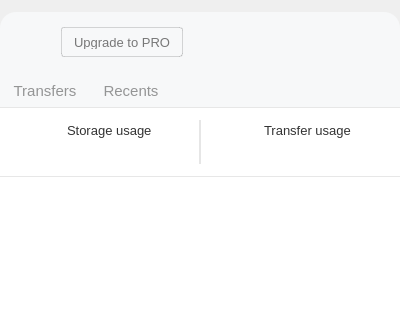
Before: the Qt Designer form src/MEGASync/gui/macx/InfoDialog.ui in meganz/MEGAsync, drawn with Qt 5; both pictures show x 0 to 400 and y 0 to 320 of the 400 by 564 pixel window.
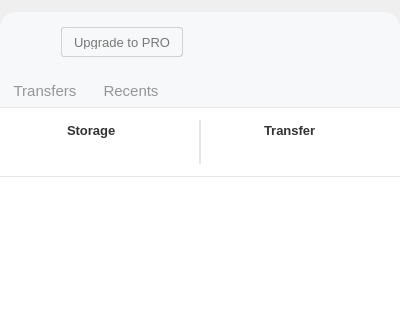
After: the same form once the commit is applied. Icons and pictures are not drawn. Custom widgets are drawn as their Qt base class.

Commit message: Show last quota used by FREE user at dashboard

Patch:
```diff
--- a/src/MEGASync/gui/macx/InfoDialog.ui
+++ b/src/MEGASync/gui/macx/InfoDialog.ui
@@ -1078,8 +1078,16 @@
                         </property>
                         <item>
                          <widget class="QLabel" name="lTotalUsedStorage">
+                          <property name="styleSheet">
+                           <string notr="true">#lTotalUsedStorage
+{
+font-weight: bold;
+font-size: 13px;
+}
+</string>
+                          </property>
                           <property name="text">
-                           <string>Storage usage</string>
+                           <string>Storage</string>
                           </property>
                          </widget>
                         </item>
@@ -1195,8 +1203,16 @@
                         </property>
                         <item>
                          <widget class="QLabel" name="lTotalUsedQuota">
+                          <property name="styleSheet">
+                           <string notr="true">#lTotalUsedQuota
+{
+font-weight: bold;
+font-size: 13px;
+}
+</string>
+                          </property>
                           <property name="text">
-                           <string>Transfer usage</string>
+                           <string>Transfer</string>
                           </property>
                          </widget>
                         </item>
```
Left out of the diff: 12 changed lines with no effect on the pictures. The commit also changes 1 other file.
